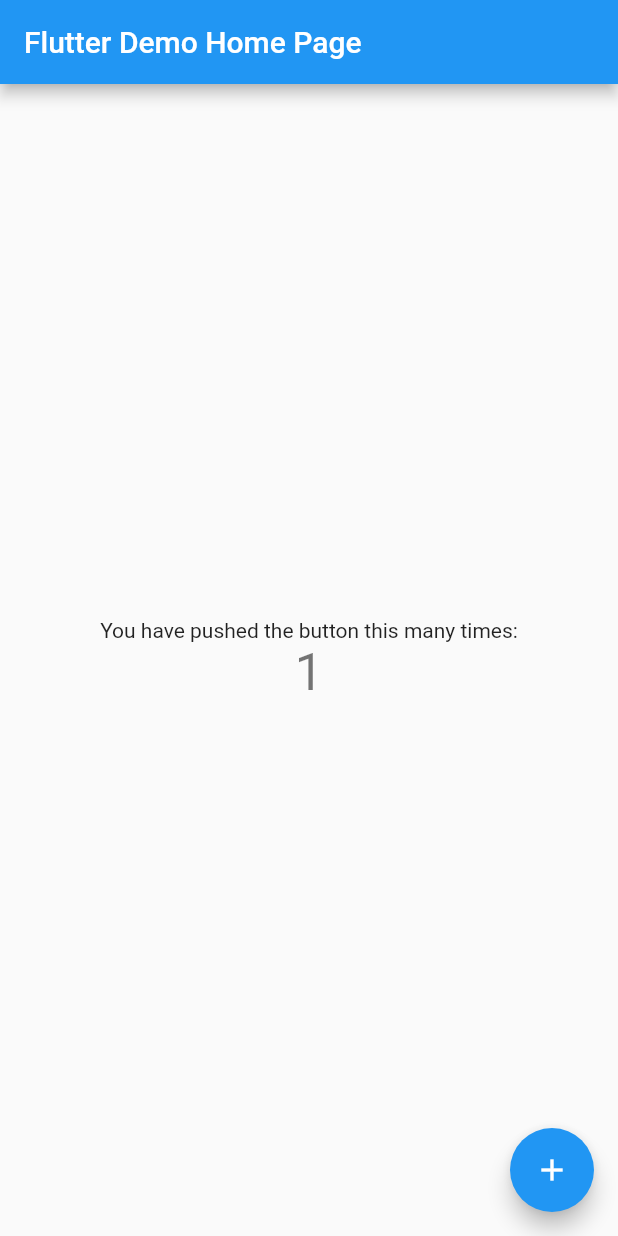
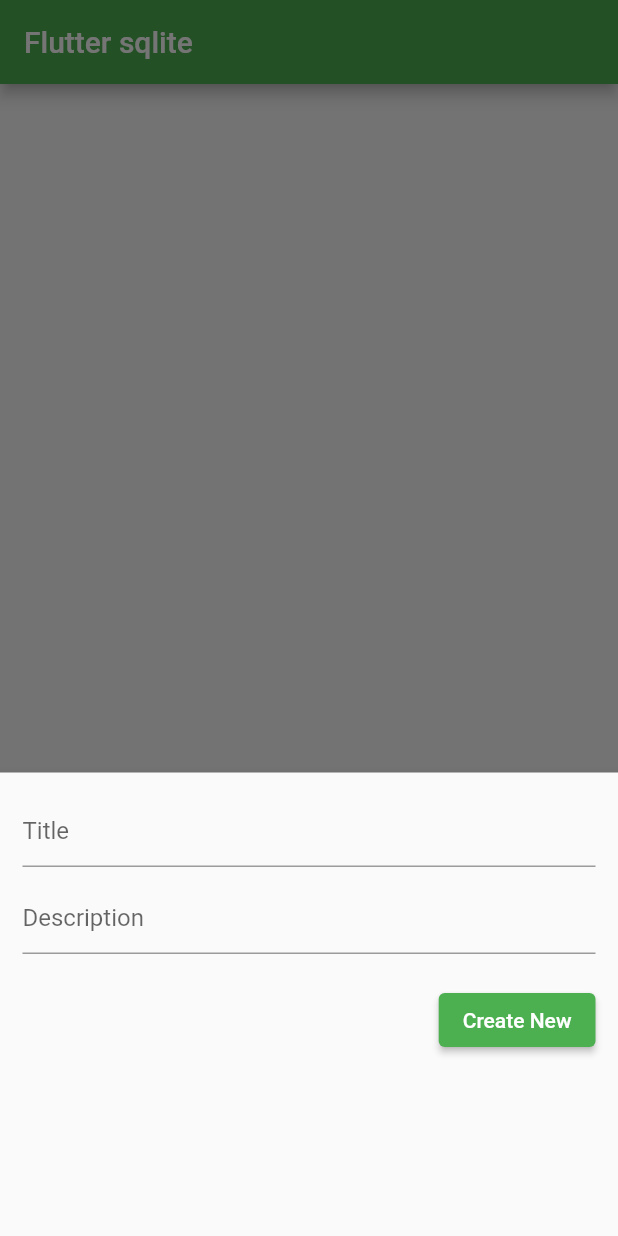
Before and after one commit to RegisSalesRA/flutter_sqflite, a Flutter app: the screen it shows after launch, after a tap on the "add" icon, on a phone screen of 412 x 824 dp. Run offline on Flutter 3.47's test engine with Material 2 defaults, Android fonts, the phone set to English and light mode, and no system bars; our stand-ins replace sqflite; accounts and stored records are empty.

Commit message:
set enviroments to sql

```diff
--- /dev/null
+++ b/lib/data/sql_helper.dart
@@ -0,0 +1,75 @@
+import 'package:flutter/foundation.dart';
+import 'package:sqflite/sqflite.dart' as sql;
+
+class SQLHelper {
+  static Future<void> createTables(sql.Database database) async {
+    await database.execute("""CREATE TABLE items(
+        id INTEGER PRIMARY KEY AUTOINCREMENT NOT NULL,
+        title TEXT,
+        description TEXT,
+        createdAt TIMESTAMP NOT NULL DEFAULT CURRENT_TIMESTAMP
+      )
+      """);
+  }
+// id: the id of a item
+// title, description: name and description of your activity
+// created_at: the time that the item was created. It will be automatically handled by SQLite
+
+  static Future<sql.Database> db() async {
+    return sql.openDatabase(
+      'kindacode.db',
+      version: 1,
+      onCreate: (sql.Database database, int version) async {
+        await createTables(database);
+      },
+    );
+  }
+
+  // Create new item (journal)
+  static Future<int> createItem(String title, String descrption) async {
+    final db = await SQLHelper.db();
+
+    final data = {'title': title, 'description': descrption};
+    final id = await db.insert('items', data,
+        conflictAlgorithm: sql.ConflictAlgorithm.replace);
+    return id;
+  }
+
+  // Read all items (journals)
+  static Future<List<Map<String, dynamic>>> getItems() async {
+    final db = await SQLHelper.db();
+    return db.query('items', orderBy: "id");
+  }
+
+  // Read a single item by id
+  // The app doesn't use this method but I put here in case you want to see it
+  static Future<List<Map<String, dynamic>>> getItem(int id) async {
+    final db = await SQLHelper.db();
+    return db.query('items', where: "id = ?", whereArgs: [id], limit: 1);
+  }
+
+  // Update an item by id
+  static Future<int> updateItem(int id, String title, String descrption) async {
+    final db = await SQLHelper.db();
+
+    final data = {
+      'title': title,
+      'description': descrption,
+      'createdAt': DateTime.now().toString()
+    };
+
+    final result =
+        await db.update('items', data, where: "id = ?", whereArgs: [id]);
+    return result;
+  }
+
+  // Delete
+  static Future<void> deleteItem(int id) async {
+    final db = await SQLHelper.db();
+    try {
+      await db.delete("items", where: "id = ?", whereArgs: [id]);
+    } catch (err) {
+      debugPrint("Something went wrong when deleting an item: $err");
+    }
+  }
+}
--- a/lib/main.dart
+++ b/lib/main.dart
@@ -1,4 +1,7 @@
 import 'package:flutter/material.dart';
+import 'package:flutter_sqlite/screens/home.dart';
+
+import 'data/sql_helper.dart';
 
 void main() {
   runApp(const MyApp());
@@ -7,109 +10,14 @@ void main() {
 class MyApp extends StatelessWidget {
   const MyApp({Key? key}) : super(key: key);
 
-  // This widget is the root of your application.
   @override
   Widget build(BuildContext context) {
     return MaterialApp(
-      title: 'Flutter Demo',
-      theme: ThemeData(
-        // This is the theme of your application.
-        //
-        // Try running your application with "flutter run". You'll see the
-        // application has a blue toolbar. Then, without quitting the app, try
-        // changing the primarySwatch below to Colors.green and then invoke
-        // "hot reload" (press "r" in the console where you ran "flutter run",
-        // or simply save your changes to "hot reload" in a Flutter IDE).
-        // Notice that the counter didn't reset back to zero; the application
-        // is not restarted.
-        primarySwatch: Colors.blue,
-      ),
-      home: const MyHomePage(title: 'Flutter Demo Home Page'),
-    );
+        // Remove the debug banner
+        debugShowCheckedModeBanner: false,
+        theme: ThemeData(
+          primarySwatch: Colors.green,
+        ),
+        home: const HomePage());
   }
 }
-
-class MyHomePage extends StatefulWidget {
-  const MyHomePage({Key? key, required this.title}) : super(key: key);
-
-  // This widget is the home page of your application. It is stateful, meaning
-  // that it has a State object (defined below) that contains fields that affect
-  // how it looks.
-
-  // This class is the configuration for the state. It holds the values (in this
-  // case the title) provided by the parent (in this case the App widget) and
-  // used by the build method of the State. Fields in a Widget subclass are
-  // always marked "final".
-
-  final String title;
-
-  @override
-  State<MyHomePage> createState() => _MyHomePageState();
-}
-
-class _MyHomePageState extends State<MyHomePage> {
-  int _counter = 0;
-
-  void _incrementCounter() {
-    setState(() {
-      // This call to setState tells the Flutter framework that something has
-      // changed in this State, which causes it to rerun the build method below
-      // so that the display can reflect the updated values. If we changed
-      // _counter without calling setState(), then the build method would not be
-      // called again, and so nothing would appear to happen.
-      _counter++;
-    });
-  }
-
-  @override
-  Widget build(BuildContext context) {
-    // This method is rerun every time setState is called, for instance as done
-    // by the _incrementCounter method above.
-    //
-    // The Flutter framework has been optimized to make rerunning build methods
-    // fast, so that you can just rebuild anything that needs updating rather
-    // than having to individually change instances of widgets.
-    return Scaffold(
-      appBar: AppBar(
-        // Here we take the value from the MyHomePage object that was created by
-        // the App.build method, and use it to set our appbar title.
-        title: Text(widget.title),
-      ),
-      body: Center(
-        // Center is a layout widget. It takes a single child and positions it
-        // in the middle of the parent.
-        child: Column(
-          // Column is also a layout widget. It takes a list of children and
-          // arranges them vertically. By default, it sizes itself to fit its
-          // children horizontally, and tries to be as tall as its parent.
-          //
-          // Invoke "debug painting" (press "p" in the console, choose the
-          // "Toggle Debug Paint" action from the Flutter Inspector in Android
-          // Studio, or the "Toggle Debug Paint" command in Visual Studio Code)
-          // to see the wireframe for each widget.
-          //
-          // Column has various properties to control how it sizes itself and
-          // how it positions its children. Here we use mainAxisAlignment to
-          // center the children vertically; the main axis here is the vertical
-          // axis because Columns are vertical (the cross axis would be
-          // horizontal).
-          mainAxisAlignment: MainAxisAlignment.center,
-          children: <Widget>[
-            const Text(
-              'You have pushed the button this many times:',
-            ),
-            Text(
-              '$_counter',
-              style: Theme.of(context).textTheme.headline4,
-            ),
-          ],
-        ),
-      ),
-      floatingActionButton: FloatingActionButton(
-        onPressed: _incrementCounter,
-        tooltip: 'Increment',
-        child: const Icon(Icons.add),
-      ), // This trailing comma makes auto-formatting nicer for build methods.
-    );
-  }
-}
--- /dev/null
+++ b/lib/screens/home.dart
@@ -0,0 +1,167 @@
+import 'package:flutter/material.dart';
+
+import '../data/sql_helper.dart';
+
+class HomePage extends StatefulWidget {
+  const HomePage({Key? key}) : super(key: key);
+
+  @override
+  _HomePageState createState() => _HomePageState();
+}
+
+class _HomePageState extends State<HomePage> {
+  // All journals
+  List<Map<String, dynamic>> _journals = [];
+
+  bool _isLoading = true;
+  // This function is used to fetch all data from the database
+  void _refreshJournals() async {
+    final data = await SQLHelper.getItems();
+    setState(() {
+      _journals = data;
+      _isLoading = false;
+    });
+  }
+
+  @override
+  void initState() {
+    super.initState();
+    _refreshJournals(); // Loading the diary when the app starts
+  }
+
+  final TextEditingController _titleController = TextEditingController();
+  final TextEditingController _descriptionController = TextEditingController();
+
+  // This function will be triggered when the floating button is pressed
+  // It will also be triggered when you want to update an item
+  void _showForm(int? id) async {
+    if (id != null) {
+      // id == null -> create new item
+      // id != null -> update an existing item
+      final existingJournal =
+          _journals.firstWhere((element) => element['id'] == id);
+      _titleController.text = existingJournal['title'];
+      _descriptionController.text = existingJournal['description'];
+    }
+
+    showModalBottomSheet(
+        context: context,
+        elevation: 5,
+        isScrollControlled: true,
+        builder: (_) => Container(
+              padding: EdgeInsets.only(
+                top: 15,
+                left: 15,
+                right: 15,
+                // this will prevent the soft keyboard from covering the text fields
+                bottom: MediaQuery.of(context).viewInsets.bottom + 120,
+              ),
+              child: Column(
+                mainAxisSize: MainAxisSize.min,
+                crossAxisAlignment: CrossAxisAlignment.end,
+                children: [
+                  TextField(
+                    controller: _titleController,
+                    decoration: const InputDecoration(hintText: 'Title'),
+                  ),
+                  const SizedBox(
+                    height: 10,
+                  ),
+                  TextField(
+                    controller: _descriptionController,
+                    decoration: const InputDecoration(hintText: 'Description'),
+                  ),
+                  const SizedBox(
+                    height: 20,
+                  ),
+                  ElevatedButton(
+                    onPressed: () async {
+                      // Save new journal
+                      if (id == null) {
+                        await _addItem();
+                      }
+
+                      if (id != null) {
+                        await _updateItem(id);
+                      }
+
+                      // Clear the text fields
+                      _titleController.text = '';
+                      _descriptionController.text = '';
+
+                      // Close the bottom sheet
+                      Navigator.of(context).pop();
+                    },
+                    child: Text(id == null ? 'Create New' : 'Update'),
+                  )
+                ],
+              ),
+            ));
+  }
+
+// Insert a new journal to the database
+  Future<void> _addItem() async {
+    await SQLHelper.createItem(
+        _titleController.text, _descriptionController.text);
+    _refreshJournals();
+  }
+
+  // Update an existing journal
+  Future<void> _updateItem(int id) async {
+    await SQLHelper.updateItem(
+        id, _titleController.text, _descriptionController.text);
+    _refreshJournals();
+  }
+
+  // Delete an item
+  void _deleteItem(int id) async {
+    await SQLHelper.deleteItem(id);
+    ScaffoldMessenger.of(context).showSnackBar(const SnackBar(
+      content: Text('Successfully deleted a journal!'),
+    ));
+    _refreshJournals();
+  }
+
+  @override
+  Widget build(BuildContext context) {
+    return Scaffold(
+      appBar: AppBar(
+        title: const Text('Flutter sqlite'),
+      ),
+      body: _isLoading
+          ? const Center(
+              child: CircularProgressIndicator(),
+            )
+          : ListView.builder(
+              itemCount: _journals.length,
+              itemBuilder: (context, index) => Card(
+                color: Colors.greenAccent,
+                margin: const EdgeInsets.all(15),
+                child: ListTile(
+                    title: Text(_journals[index]['title']),
+                    subtitle: Text(_journals[index]['description']),
+                    trailing: SizedBox(
+                      width: 100,
+                      child: Row(
+                        children: [
+                          IconButton(
+                            icon: const Icon(Icons.edit),
+                            onPressed: () => _showForm(_journals[index]['id']),
+                          ),
+                          IconButton(
+                            icon: const Icon(Icons.delete),
+                            onPressed: () =>
+                                _deleteItem(_journals[index]['id']),
+                          ),
+                        ],
+                      ),
+                    )),
+              ),
+            ),
+      floatingActionButton: FloatingActionButton(
+        child: const Icon(Icons.add),
+        onPressed: () => _showForm(null),
+      ),
+    );
+  }
+}
--- a/pubspec.yaml
+++ b/pubspec.yaml
@@ -34,6 +34,8 @@ dependencies:
   # The following adds the Cupertino Icons font to your application.
   # Use with the CupertinoIcons class for iOS style icons.
   cupertino_icons: ^1.0.2
+  sqflite: ^2.0.2+1
+
 
 dev_dependencies:
   flutter_test:
```
Also changed, not shown: pubspec.lock, 64 other files.
